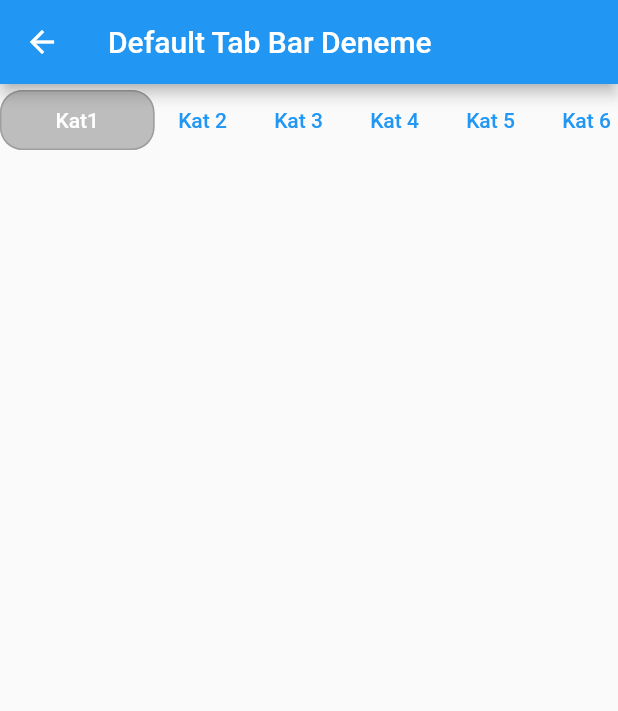
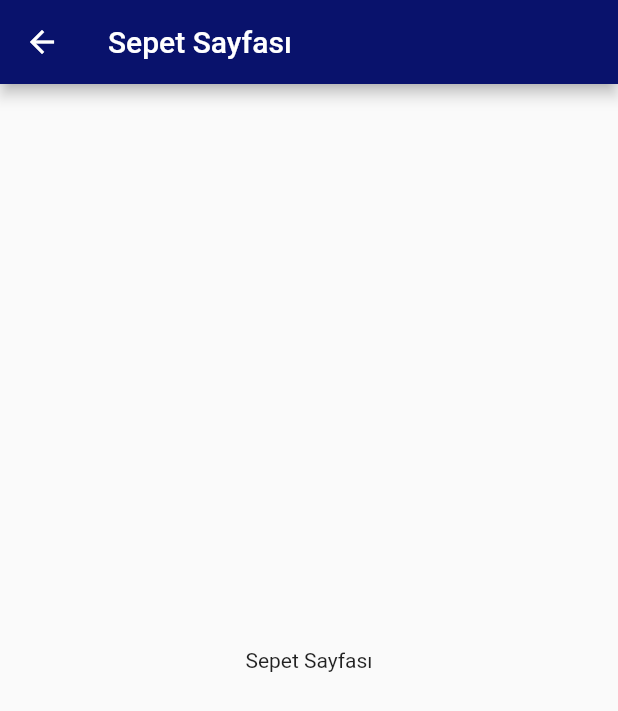
Before and after one commit to oguzhaninal/organicStore, a Flutter app: the CardScreen screen opened directly, on a phone screen of 412 x 824 dp. Shown: the top 711 px of the screen. Run offline on Flutter 3.47's test engine with Material 2 defaults, Android fonts, the phone set to English and light mode, and no system bars; our stand-ins replace animated_search_bar, carousel_slider, firebase_core, flutter_icons, google_nav_bar; accounts and stored records are empty.

Commit message:
some updates

```diff
--- a/lib/Screens/loginSignupScreen/localWidgets/bottom.dart
+++ b/lib/Screens/loginSignupScreen/localWidgets/bottom.dart
@@ -11,7 +11,7 @@ class Bottom extends StatelessWidget {
   Widget build(BuildContext context) {
     Size s = MediaQuery.of(context).size;
     return Positioned(
-        top: s.height - 150,
+        top: s.height * .8,
         right: 0,
         left: 0,
         child: Column(
--- a/lib/Screens/loginSignupScreen/localWidgets/myTextField.dart
+++ b/lib/Screens/loginSignupScreen/localWidgets/myTextField.dart
@@ -7,12 +7,14 @@ class MyTextField extends StatelessWidget {
   final bool isPassword;
   final bool isEmail;
   final bool isPhone;
+  final TextEditingController textEditingController;
   MyTextField({
     this.icon,
     this.hintText,
     this.isPassword,
     this.isEmail,
     this.isPhone,
+    this.textEditingController,
   });
 
   @override
@@ -20,6 +22,7 @@ class MyTextField extends StatelessWidget {
     return Padding(
       padding: const EdgeInsets.only(bottom: 8.0),
       child: TextField(
+        controller: textEditingController,
         obscureText: isPassword,
         keyboardType: isEmail
             ? TextInputType.emailAddress
--- a/lib/Screens/loginSignupScreen/loginSignup.dart
+++ b/lib/Screens/loginSignupScreen/loginSignup.dart
@@ -138,6 +138,7 @@ class _LoginSignupState extends State<LoginSignup> {
             LoginSignupButton(
               showShadow: false,
               isSignupScreen: isSignupScreen,
+              onPressed: tryRoute,
             ),
             //social buttons
 
--- a/lib/Screens/navigationBar/navBarScreens/card.dart
+++ b/lib/Screens/navigationBar/navBarScreens/card.dart
@@ -1,4 +1,5 @@
 import 'package:flutter/material.dart';
+import 'package:organic_store/config/colors.dart';
 
 class CardScreen extends StatelessWidget {
   @override
@@ -6,64 +7,12 @@ class CardScreen extends StatelessWidget {
     Size s = MediaQuery.of(context).size;
     return Scaffold(
       appBar: AppBar(
-        title: Text("Default Tab Bar Deneme"),
+        backgroundColor: MainColors.activeColor,
+        title: Text("Sepet Sayfası"),
       ),
       body: Container(
-        child: Column(
-          children: [
-            Positioned(
-                top: s.height * .1,
-                child: SingleChildScrollView(
-                  scrollDirection: Axis.horizontal,
-                  child: Row(
-                    children: [
-                      TextButton(
-                        onPressed: () {},
-                        child: Text("Kat1"),
-                        style: TextButton.styleFrom(
-                            side: BorderSide(width: 1, color: Colors.grey),
-                            minimumSize: Size(s.width * .25, 40),
-                            shape: RoundedRectangleBorder(
-                                borderRadius: BorderRadius.circular(15)),
-                            primary: Colors.white,
-                            backgroundColor: Colors.grey[400]),
-                      ),
-                      TextButton(
-                        onPressed: () {},
-                        child: Text("Kat 2"),
-                      ),
-                      TextButton(
-                        onPressed: () {},
-                        child: Text("Kat 3"),
-                      ),
-                      TextButton(
-                        onPressed: () {},
-                        child: Text("Kat 4"),
-                      ),
-                      TextButton(
-                        onPressed: () {},
-                        child: Text("Kat 5"),
-                      ),
-                      TextButton(
-                        onPressed: () {},
-                        child: Text("Kat 6"),
-                      ),
-                      TextButton(
-                        onPressed: () {},
-                        child: Text("Kat 7"),
-                      ),
-                      TextButton(
-                        onPressed: () {},
-                        child: Text("Kat 8"),
-                      ),
-                      TextButton(
-                        onPressed: () {},
-                        child: Text("Kat 9"),
-                      ),
-                    ],
-                  ),
-                )),
-          ],
+        child: Center(
+          child: Text("Sepet Sayfası"),
         ),
       ),
     );
```
Also changed, not shown: lib/Screens/loginSignupScreen/localWidgets/button.dart (+14 -4 lines), lib/Screens/navigationBar/navBarScreens/categories.dart (+5 -2 lines), lib/Screens/navigationBar/navBarScreens/profile.dart (+7 -2 lines), assets/images/ciftci.jpg.
